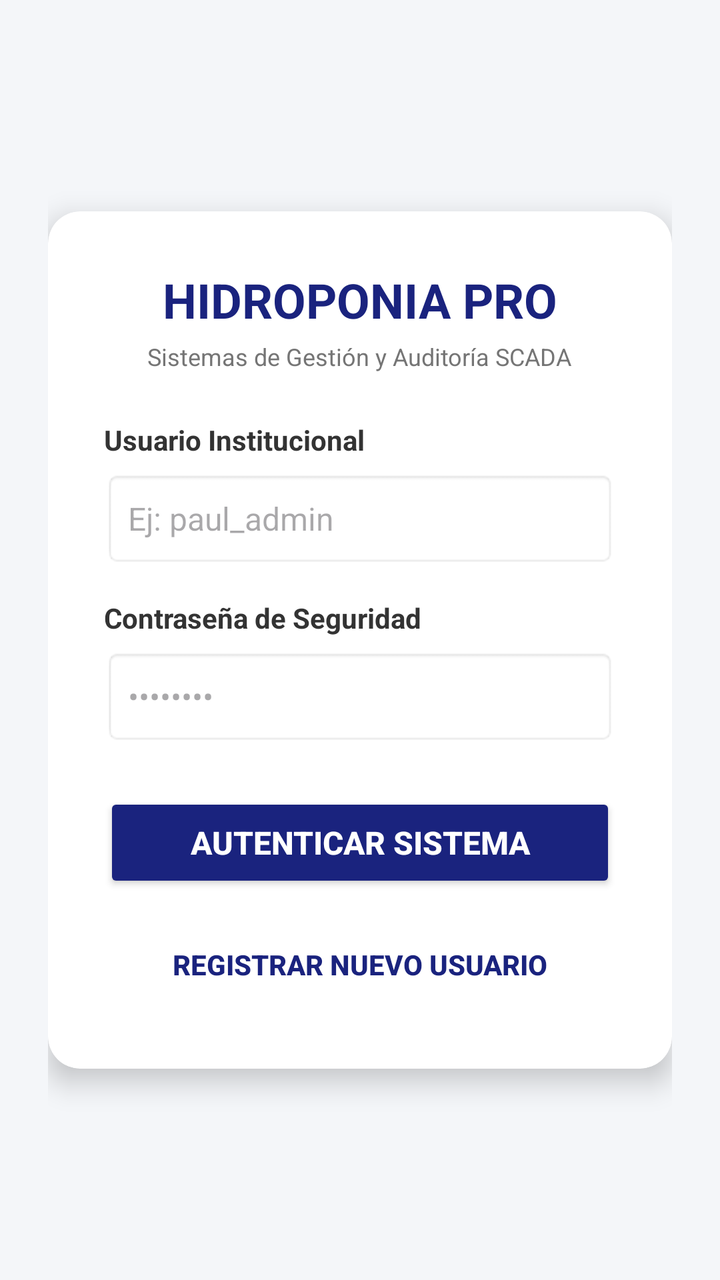
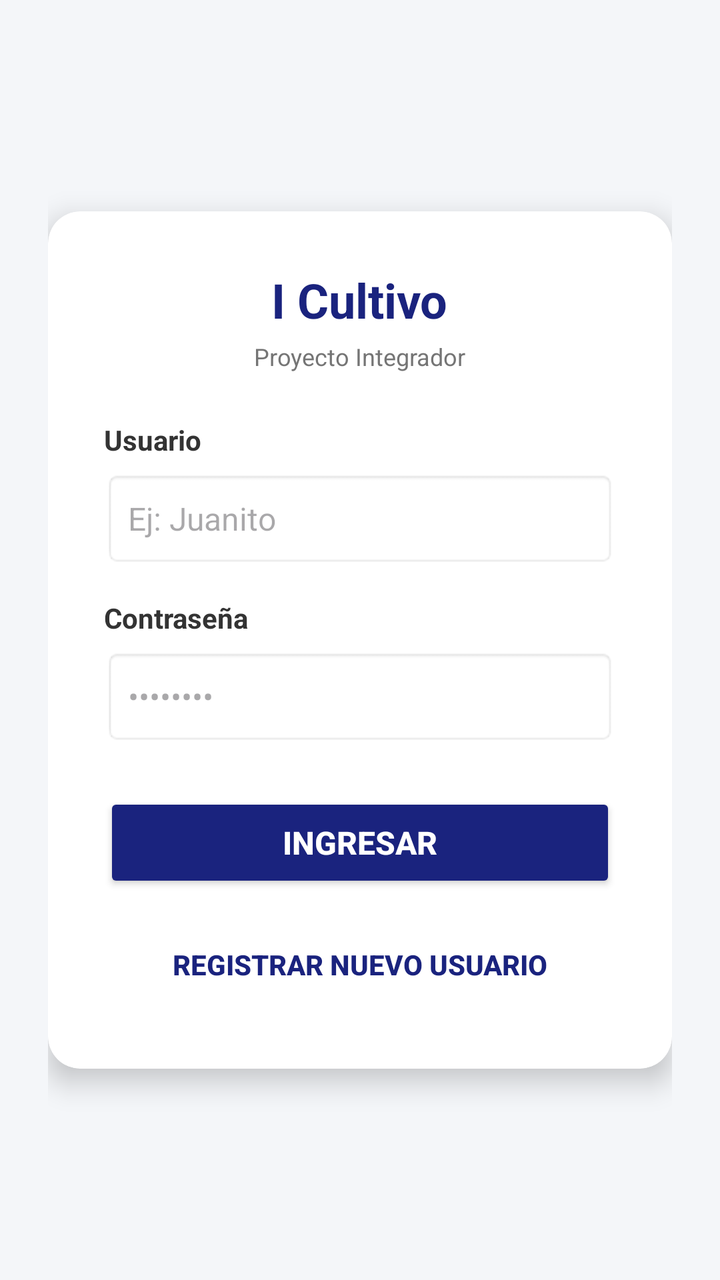

Compare the two renders of this Android layout. The source of the first and the diff that turns it into the second are given below.
<!-- AndroidManifest.xml: application theme Theme.HidroponiaProApp -->
<!-- res/layout/activity_login.xml -->
<?xml version="1.0" encoding="utf-8"?>
<LinearLayout
    xmlns:android="http://schemas.android.com/apk/res/android"
    xmlns:app="http://schemas.android.com/apk/res-auto"
    android:layout_width="match_parent"
    android:layout_height="match_parent"
    android:background="#F4F6F9"
    android:gravity="center"
    android:orientation="vertical"
    android:padding="24dp">

    
    <androidx.cardview.widget.CardView
        android:layout_width="match_parent"
        android:layout_height="wrap_content"
        app:cardCornerRadius="16dp"
        app:cardElevation="8dp"
        app:cardBackgroundColor="#FFFFFF">

        <LinearLayout
            android:layout_width="match_parent"
            android:layout_height="wrap_content"
            android:orientation="vertical"
            android:padding="28dp">

            
            <TextView
                android:id="@+id/lbl_titulo_login"
                android:layout_width="wrap_content"
                android:layout_height="wrap_content"
                android:layout_gravity="center"
                android:text="HIDROPONIA PRO"
                android:textColor="#1A237E"
                android:textSize="24sp"
                android:textStyle="bold" />

            <TextView
                android:layout_width="wrap_content"
                android:layout_height="wrap_content"
                android:layout_gravity="center"
                android:layout_marginTop="4dp"
                android:layout_marginBottom="24dp"
                android:text="Sistemas de Gestión y Auditoría SCADA"
                android:textColor="#757575"
                android:textSize="12sp" />

            
            <TextView
                android:layout_width="wrap_content"
                android:layout_height="wrap_content"
                android:text="Usuario Institucional"
                android:textColor="#333333"
                android:textStyle="bold"
                android:textSize="14sp"/>

            <EditText
                android:id="@+id/txt_username"
                android:layout_width="match_parent"
                android:layout_height="48dp"
                android:layout_marginTop="6dp"
                android:layout_marginBottom="16dp"
                android:background="@android:drawable/editbox_background"
                android:hint="Ej: paul_admin"
                android:inputType="textPersonName"
                android:paddingLeft="12dp"
                android:textSize="16sp" />

            
            <TextView
                android:layout_width="wrap_content"
                android:layout_height="wrap_content"
                android:text="Contraseña de Seguridad"
                android:textColor="#333333"
                android:textStyle="bold"
                android:textSize="14sp"/>

            <EditText
                android:id="@+id/txt_password"
                android:layout_width="match_parent"
                android:layout_height="48dp"
                android:layout_marginTop="6dp"
                android:layout_marginBottom="24dp"
                android:background="@android:drawable/editbox_background"
                android:hint="••••••••"
                android:inputType="textPassword"
                android:paddingLeft="12dp"
                android:textSize="16sp" />

            
            <Button
                android:id="@+id/btn_ingresar"
                android:layout_width="match_parent"
                android:layout_height="50dp"
                android:backgroundTint="#1A237E"
                android:text="AUTENTICAR SISTEMA"
                android:textColor="#FFFFFF"
                android:textSize="16sp"
                android:textStyle="bold"
                app:cornerRadius="8dp" />

            
            <Button
                android:id="@+id/btn_ir_registrar"
                android:layout_width="match_parent"
                android:layout_height="48dp"
                android:layout_marginTop="12dp"
                android:backgroundTint="#E8EAF6"
                android:text="REGISTRAR NUEVO USUARIO"
                android:textColor="#1A237E"
                android:textSize="14sp"
                android:textStyle="bold"
                app:cornerRadius="8dp"
                style="?android:attr/borderlessButtonStyle" />

        </LinearLayout>
    </androidx.cardview.widget.CardView>
</LinearLayout>
<!-- resources referenced by this layout -->
<resources>
  <style name="Theme.HidroponiaProApp" parent="Base.Theme.HidroponiaProApp" />
  <style name="Base.Theme.HidroponiaProApp" parent="Theme.Material3.DayNight.NoActionBar">
          
          
      </style>
</resources>

<!-- the commit's change to res/layout/activity_login.xml (unified diff, before → after) -->
@@ -29,7 +29,7 @@
                 android:layout_width="wrap_content"
                 android:layout_height="wrap_content"
                 android:layout_gravity="center"
-                android:text="HIDROPONIA PRO"
+                android:text="I Cultivo"
                 android:textColor="#1A237E"
                 android:textSize="24sp"
                 android:textStyle="bold" />
@@ -40,7 +40,7 @@
                 android:layout_gravity="center"
                 android:layout_marginTop="4dp"
                 android:layout_marginBottom="24dp"
-                android:text="Sistemas de Gestión y Auditoría SCADA"
+                android:text="Proyecto Integrador"
                 android:textColor="#757575"
                 android:textSize="12sp" />
 
@@ -48,7 +48,7 @@
             <TextView
                 android:layout_width="wrap_content"
                 android:layout_height="wrap_content"
-                android:text="Usuario Institucional"
+                android:text="Usuario"
                 android:textColor="#333333"
                 android:textStyle="bold"
                 android:textSize="14sp"/>
@@ -60,7 +60,7 @@
                 android:layout_marginTop="6dp"
                 android:layout_marginBottom="16dp"
                 android:background="@android:drawable/editbox_background"
-                android:hint="Ej: paul_admin"
+                android:hint="Ej: Juanito"
                 android:inputType="textPersonName"
                 android:paddingLeft="12dp"
                 android:textSize="16sp" />
@@ -69,7 +69,7 @@
             <TextView
                 android:layout_width="wrap_content"
                 android:layout_height="wrap_content"
-                android:text="Contraseña de Seguridad"
+                android:text="Contraseña"
                 android:textColor="#333333"
                 android:textStyle="bold"
                 android:textSize="14sp"/>
@@ -92,7 +92,7 @@
                 android:layout_width="match_parent"
                 android:layout_height="50dp"
                 android:backgroundTint="#1A237E"
-                android:text="AUTENTICAR SISTEMA"
+                android:text="INGRESAR"
                 android:textColor="#FFFFFF"
                 android:textSize="16sp"
                 android:textStyle="bold"
